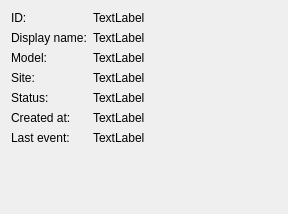
Old version of the form modules/robots/ui/DetailView.ui in the repository labasse/sp2606-snfleet.
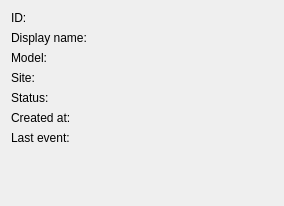
New version of the form.

The edit to the form file:
```diff
--- a/modules/robots/ui/DetailView.ui
+++ b/modules/robots/ui/DetailView.ui
@@ -6,8 +6,8 @@
    <rect>
     <x>0</x>
     <y>0</y>
-    <width>288</width>
-    <height>214</height>
+    <width>284</width>
+    <height>206</height>
    </rect>
   </property>
   <property name="windowTitle">
@@ -24,7 +24,7 @@
    <item row="0" column="1">
     <widget class="QLabel" name="label_2">
      <property name="text">
-      <string>TextLabel</string>
+      <string/>
      </property>
     </widget>
    </item>
@@ -38,7 +38,7 @@
    <item row="1" column="1">
     <widget class="QLabel" name="label_4">
      <property name="text">
-      <string>TextLabel</string>
+      <string/>
      </property>
     </widget>
    </item>
@@ -52,7 +52,7 @@
    <item row="2" column="1">
     <widget class="QLabel" name="label_10">
      <property name="text">
-      <string>TextLabel</string>
+      <string/>
      </property>
     </widget>
    </item>
@@ -66,7 +66,7 @@
    <item row="3" column="1">
     <widget class="QLabel" name="label_11">
      <property name="text">
-      <string>TextLabel</string>
+      <string/>
      </property>
     </widget>
    </item>
@@ -80,7 +80,7 @@
    <item row="4" column="1">
     <widget class="QLabel" name="label_12">
      <property name="text">
-      <string>TextLabel</string>
+      <string/>
      </property>
     </widget>
    </item>
@@ -94,7 +94,7 @@
    <item row="5" column="1">
     <widget class="QLabel" name="label_13">
      <property name="text">
-      <string>TextLabel</string>
+      <string/>
      </property>
     </widget>
    </item>
@@ -108,7 +108,7 @@
    <item row="6" column="1">
     <widget class="QLabel" name="label_14">
      <property name="text">
-      <string>TextLabel</string>
+      <string/>
      </property>
     </widget>
    </item>
```
Left out of the diff: 14 changed lines with no effect on the pictures.
